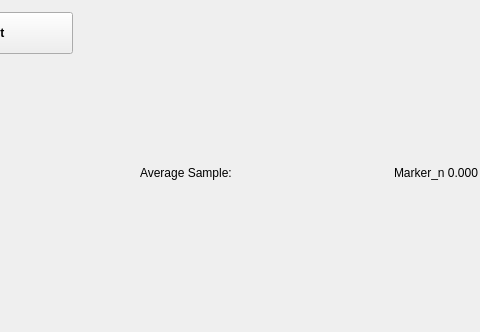
This is ui/spectrum_analyzer.ui in analogdevicesinc/scopy as Qt 5 draws it before an edit; both pictures show x 139 to 619 and y 0 to 332 of the 1003 by 661 pixel window. The edited form follows.
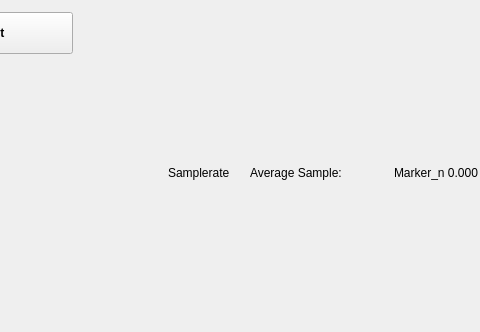
This is the edited form. Icons and pictures are not drawn. Custom widgets are drawn as their Qt base class.

Commit message: spectrum analyzer/waterfall: added new sink for waterfall - connected waterfall intensity range to top/bottom of fft plot - added waterfall sink - changeable waterfall flow direction - fixed partial buffer reads waterfall_sink - fixed waterfall background color

```diff
--- a/ui/spectrum_analyzer.ui
+++ b/ui/spectrum_analyzer.ui
@@ -397,6 +397,26 @@
                 </property>
                </widget>
               </item>
+              <item>
+               <spacer name="horizontalSpacer_17">
+                <property name="orientation">
+                 <enum>Qt::Horizontal</enum>
+                </property>
+                <property name="sizeHint" stdset="0">
+                 <size>
+                  <width>20</width>
+                  <height>0</height>
+                 </size>
+                </property>
+               </spacer>
+              </item>
+              <item>
+               <widget class="QLabel" name="lbl_sampleRate">
+                <property name="text">
+                 <string>Samplerate</string>
+                </property>
+               </widget>
+              </item>
               <item>
                <spacer name="horizontalSpacer_14">
                 <property name="orientation">
```
The commit also changes 15 other files.
